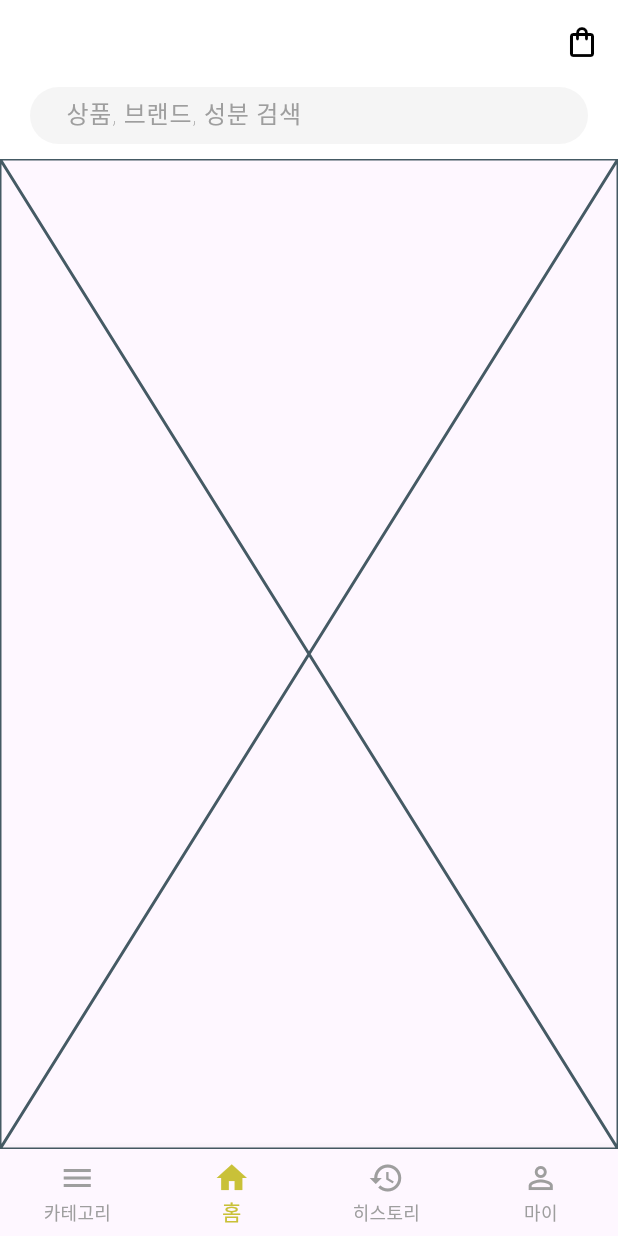
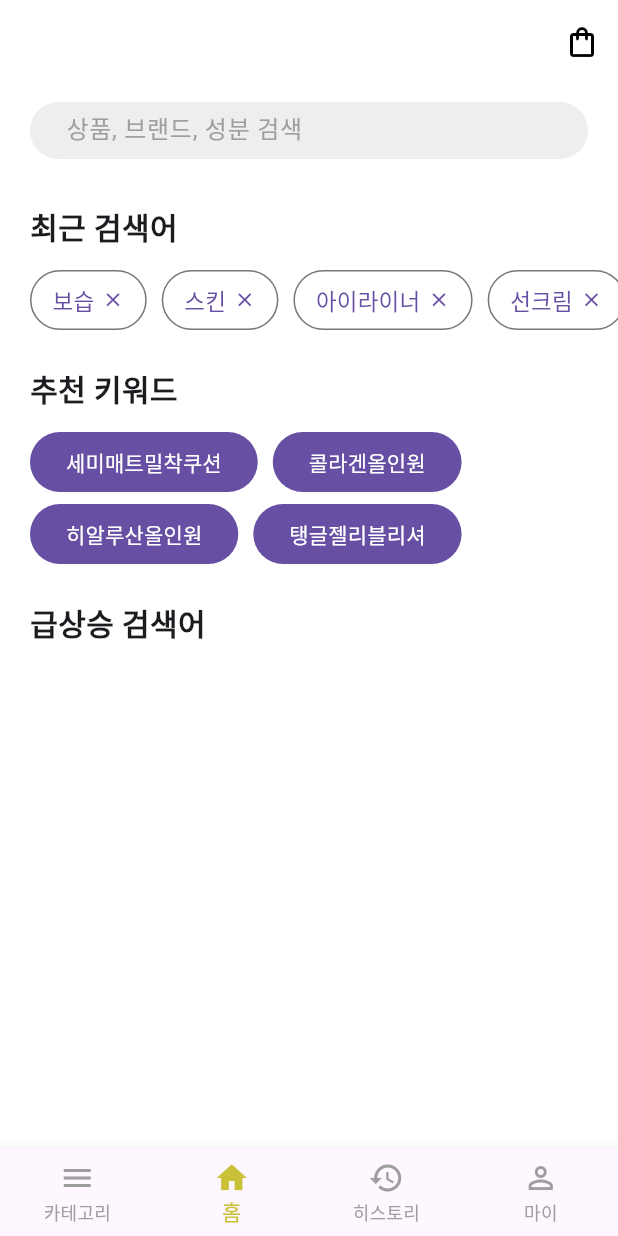
Before and after one commit to devwonkyo/OnlyveU, a Flutter app: the SearchScreen screen opened by its route, on a phone screen of 412 x 824 dp. Run offline on Flutter 3.47's test engine with Material 3 defaults, Android fonts, the phone set to English and light mode, and no system bars; our stand-ins replace bloc, cloud_firestore, equatable, firebase_core, flutter_bloc, flutter_screenutil and 1 more; accounts and stored records are empty; Roboto replaces fonts that are missing (Pretendard).

Commit message:
검색 기능을 위한 ProductSearchCubit 및 상태 추가, 의존성 업데이트, 검색 화면 구성 요소 수정

```diff
--- a/lib/screens/search/search_screen.dart
+++ b/lib/screens/search/search_screen.dart
@@ -1,8 +1,11 @@
 import 'package:flutter/material.dart';
 
-import '../../widgets/search_text_field.dart';
+import 'widgets/before_search_widgets.dart';
+import 'widgets/search_text_field.dart';
 
 class SearchScreen extends StatefulWidget {
+  const SearchScreen({super.key});
+
   @override
   State<SearchScreen> createState() => _SearchScreenState();
 }
@@ -36,7 +39,7 @@ class _SearchScreenState extends State<SearchScreen> {
           bottom: PreferredSize(
             preferredSize: const Size.fromHeight(50.0), // 검색창의 높이 설정
             child: Padding(
-              padding: const EdgeInsets.only(right: 20, left: 20, bottom: 10),
+              padding: const EdgeInsets.symmetric(horizontal: 20),
               child: SearchTextField(
                 controller: _messageController,
                 onPressed: () => _sendMessage(),
@@ -44,7 +47,17 @@ class _SearchScreenState extends State<SearchScreen> {
             ),
           ),
         ),
-        body: Placeholder(),
+        body: SingleChildScrollView(
+          child: Padding(
+            padding: EdgeInsets.only(top: 10, left: 20),
+            child: Column(
+              children: [
+                SizedBox(height: 20),
+                BeforeSearchWidgets(),
+              ],
+            ),
+          ),
+        ),
       ),
     );
   }
--- /dev/null
+++ b/lib/screens/search/widgets/before_search_widgets.dart
@@ -0,0 +1,111 @@
+import 'package:flutter/material.dart';
+
+class BeforeSearchWidgets extends StatelessWidget {
+  const BeforeSearchWidgets({super.key});
+
+  @override
+  Widget build(BuildContext context) {
+    return Column(
+      crossAxisAlignment: CrossAxisAlignment.start,
+      children: [
+        Column(
+          crossAxisAlignment: CrossAxisAlignment.start,
+          children: [
+            const Text(
+              '최근 검색어',
+              style: TextStyle(
+                fontWeight: FontWeight.bold,
+                fontSize: 20,
+              ),
+            ),
+            const SizedBox(height: 10),
+            SingleChildScrollView(
+              scrollDirection: Axis.horizontal,
+              child: Row(
+                children: [
+                  const RecentlySearchButton(name: '보습'),
+                  const SizedBox(width: 10),
+                  const RecentlySearchButton(name: '스킨'),
+                  const SizedBox(width: 10),
+                  const RecentlySearchButton(name: '아이라이너'),
+                  const SizedBox(width: 10),
+                  const RecentlySearchButton(name: '선크림'),
+                  const SizedBox(width: 10),
+                  const RecentlySearchButton(name: '쿠션'),
+                ],
+              ),
+            )
+          ],
+        ),
+        const SizedBox(height: 20),
+        Column(
+          crossAxisAlignment: CrossAxisAlignment.start,
+          children: [
+            const Text(
+              '추천 키워드',
+              style: TextStyle(
+                fontWeight: FontWeight.bold,
+                fontSize: 20,
+              ),
+            ),
+            const SizedBox(height: 10),
+            Wrap(
+              spacing: 10, // 각 위젯 사이의 간격
+              children: [
+                FilledButton(onPressed: () {}, child: const Text('세미매트밀착쿠션')),
+                FilledButton(onPressed: () {}, child: const Text('콜라겐올인원')),
+                FilledButton(onPressed: () {}, child: const Text('히알루산올인원')),
+                FilledButton(onPressed: () {}, child: const Text('탱글젤리블리셔')),
+              ],
+            ),
+          ],
+        ),
+        const SizedBox(height: 20),
+        const Column(
+          crossAxisAlignment: CrossAxisAlignment.start,
+          children: [
+            Text(
+              '급상승 검색어',
+              style: TextStyle(
+                fontWeight: FontWeight.bold,
+                fontSize: 20,
+              ),
+            ),
+            SizedBox(height: 10),
+          ],
+        ),
+      ],
+    );
+  }
+}
+
+class RecentlySearchButton extends StatelessWidget {
+  final String name;
+
+  const RecentlySearchButton({
+    super.key,
+    required this.name,
+  });
+
+  @override
+  Widget build(BuildContext context) {
+    return OutlinedButton(
+        onPressed: () {},
+        style: OutlinedButton.styleFrom(
+            padding:
+                const EdgeInsets.symmetric(horizontal: 15.0, vertical: 4.0)),
+        child: Row(
+          children: [
+            Text(
+              name,
+              style: const TextStyle(fontSize: 15),
+            ),
+            const SizedBox(width: 5),
+            const Icon(
+              Icons.close,
+              size: 15,
+            ),
+          ],
+        ));
+  }
+}
--- a/lib/widgets/search_text_field.dart
+++ b/lib/screens/search/widgets/search_text_field.dart
@@ -26,12 +26,12 @@ class _SearchTextFieldState extends State<SearchTextField> {
         // 입력창
         decoration: InputDecoration(
           filled: true,
-          fillColor: Colors.grey[100],
+          fillColor: Colors.grey[200],
           contentPadding:
               const EdgeInsets.symmetric(horizontal: 20, vertical: 10),
           hintText: '상품, 브랜드, 성분 검색',
           hintStyle:
-              const TextStyle(color: Colors.grey, fontWeight: FontWeight.w200),
+              const TextStyle(color: Colors.grey, fontWeight: FontWeight.w400),
           enabledBorder: OutlineInputBorder(
             borderSide: const BorderSide(
               color: Colors.transparent, // 테두리 색상을 투명하게 설정
--- a/pubspec.yaml
+++ b/pubspec.yaml
@@ -44,6 +44,8 @@ dependencies:
   flutter_bloc: ^8.1.6
   bloc: ^8.1.2
   meta: ^1.9.1
+  flutter_screenutil: ^5.9.3
+  equatable: ^2.0.5
 
 
 dev_dependencies:
```
Also changed, not shown: lib/blocs/search/product_search/product_search_cubit.dart (added, +12 -0 lines), lib/blocs/search/product_search/product_search_state.dart (added, +26 -0 lines), lib/main.dart (+15 -98 lines), pubspec.lock.
